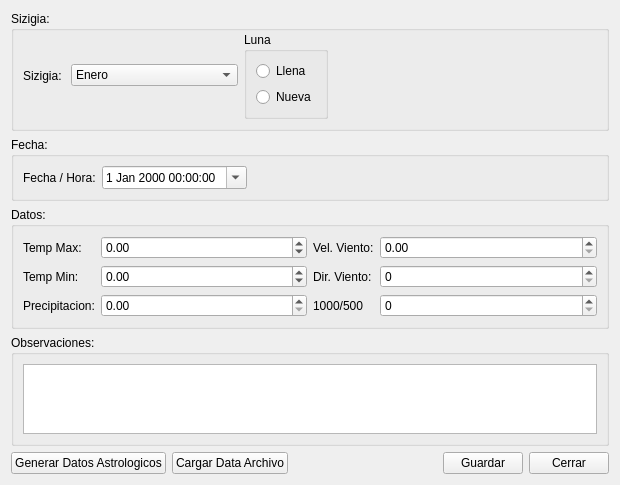
First picture: the form in MeteoAstrologia/grabdatawidget.ui, repository diegowald/meteo, before the edit.
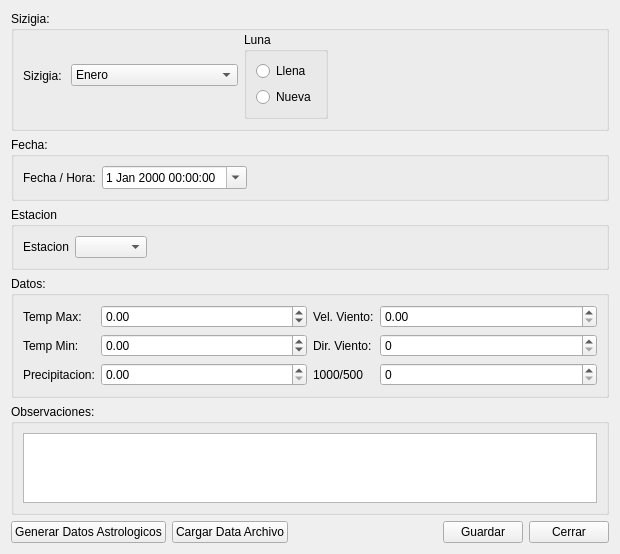
Second picture: the form after the edit.

Commit message: Se añade la estacion de trabajo.

What changed in the file:
```diff
--- a/MeteoAstrologia/grabdatawidget.ui
+++ b/MeteoAstrologia/grabdatawidget.ui
@@ -201,6 +201,38 @@
      </layout>
     </widget>
    </item>
+   <item>
+    <widget class="QGroupBox" name="groupBox_3">
+     <property name="title">
+      <string>Estacion</string>
+     </property>
+     <layout class="QHBoxLayout" name="horizontalLayout_4">
+      <item>
+       <widget class="QLabel" name="label_3">
+        <property name="text">
+         <string>Estacion</string>
+        </property>
+       </widget>
+      </item>
+      <item>
+       <widget class="QComboBox" name="cboEstacion"/>
+      </item>
+      <item>
+       <spacer name="horizontalSpacer_4">
+        <property name="orientation">
+         <enum>Qt::Horizontal</enum>
+        </property>
+        <property name="sizeHint" stdset="0">
+         <size>
+          <width>40</width>
+          <height>20</height>
+         </size>
+        </property>
+       </spacer>
+      </item>
+     </layout>
+    </widget>
+   </item>
    <item>
     <widget class="QGroupBox" name="groupBox">
      <property name="title">
```
The commit also changes 48 other files.
